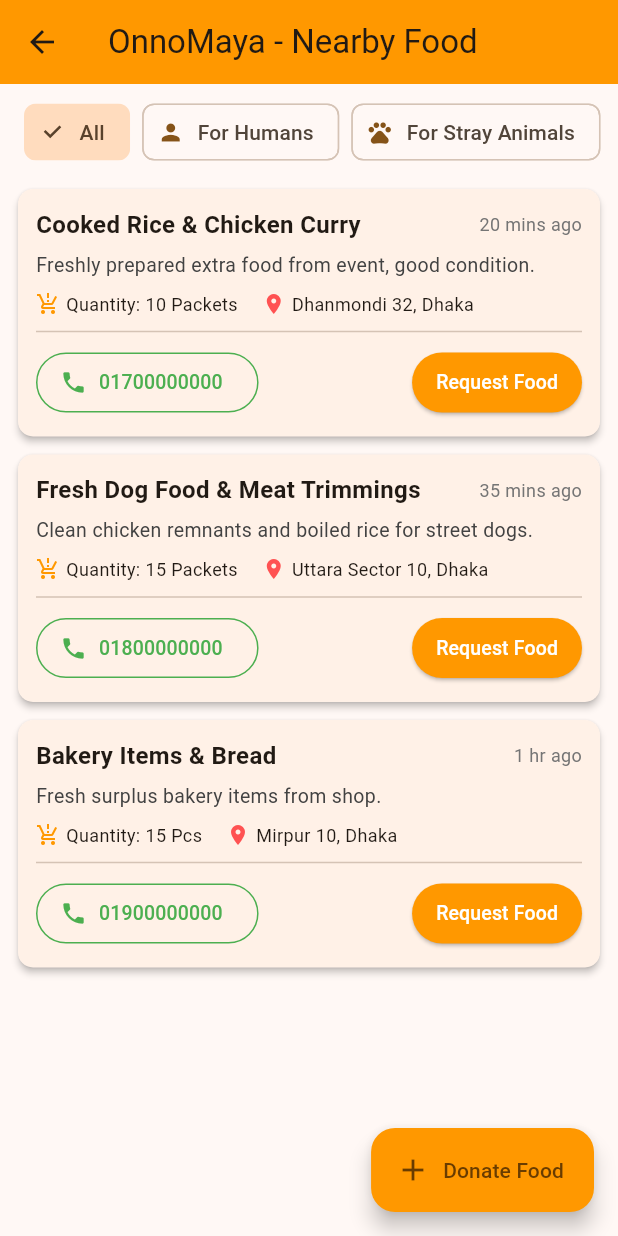
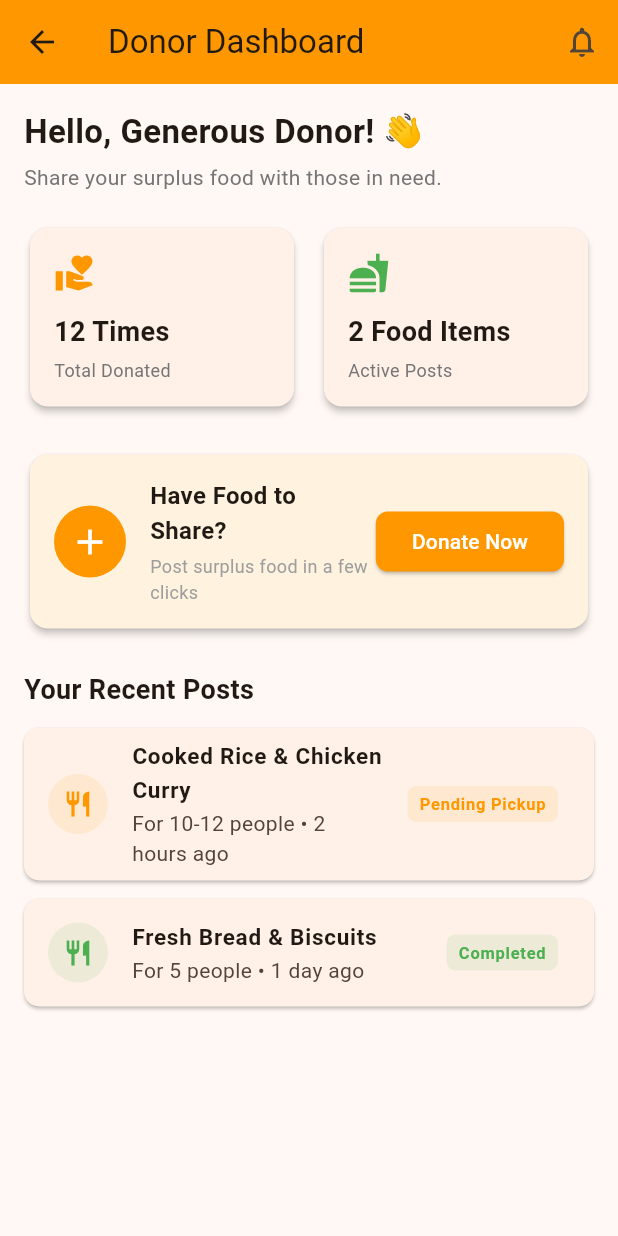
Before and after one commit to codeWithSadman881/OnnoMaya, a Flutter app: the screen it shows after launch, after a tap on "Donor Panel", on a phone screen of 412 x 824 dp. Run offline on Flutter 3.47's test engine with Material 3 defaults, Android fonts, the phone set to English and light mode, and no system bars; our stand-ins replace geolocator.

Commit message:
Completed all 3 role dashboards: Donor, Volunteer, and Admin

```diff
--- /dev/null
+++ b/lib/screens/donor_dashboard_screen.dart
@@ -0,0 +1,232 @@
+import 'package:flutter/material.dart';
+import 'donate_screen.dart';
+
+class DonorDashboardScreen extends StatelessWidget {
+  const DonorDashboardScreen({super.key});
+
+  @override
+  Widget build(BuildContext context) {
+    return Scaffold(
+      appBar: AppBar(
+        title: const Text("Donor Dashboard"),
+        backgroundColor: Colors.orange,
+        actions: [
+          IconButton(
+            icon: const Icon(Icons.notifications_none),
+            onPressed: () {
+              // নোটিফিকেশন ফিউচারে যুক্ত করা হবে
+            },
+          ),
+        ],
+      ),
+      body: SingleChildScrollView(
+        padding: const EdgeInsets.all(16.0),
+        child: Column(
+          crossAxisAlignment: CrossAxisAlignment.start,
+          children: [
+            // ১. ওয়েলকাম হেডার
+            const Text(
+              "Hello, Generous Donor! 👋",
+              style: TextStyle(
+                fontSize: 22,
+                fontWeight: FontWeight.bold,
+              ),
+            ),
+            const SizedBox(height: 4),
+            Text(
+              "Share your surplus food with those in need.",
+              style: TextStyle(color: Colors.grey.shade600, fontSize: 14),
+            ),
+            const SizedBox(height: 20),
+
+            // ২. সামারি কার্ডস (Quick Stats)
+            Row(
+              children: [
+                Expanded(
+                  child: _buildStatCard(
+                    title: "Total Donated",
+                    value: "12 Times",
+                    icon: Icons.volunteer_activism,
+                    color: Colors.orange,
+                  ),
+                ),
+                const SizedBox(width: 12),
+                Expanded(
+                  child: _buildStatCard(
+                    title: "Active Posts",
+                    value: "2 Food Items",
+                    icon: Icons.fastfood,
+                    color: Colors.green,
+                  ),
+                ),
+              ],
+            ),
+            const SizedBox(height: 24),
+
+            // ৩. নতুন ডোনেশন পোস্ট করার অ্যাকশন কার্ড
+            Card(
+              elevation: 2,
+              shape: RoundedRectangleBorder(
+                borderRadius: BorderRadius.circular(12),
+              ),
+              color: Colors.orange.shade50,
+              child: Padding(
+                padding: const EdgeInsets.all(16.0),
+                child: Row(
+                  children: [
+                    const CircleAvatar(
+                      backgroundColor: Colors.orange,
+                      radius: 24,
+                      child: Icon(Icons.add, color: Colors.white, size: 28),
+                    ),
+                    const SizedBox(width: 16),
+                    const Expanded(
+                      child: Column(
+                        crossAxisAlignment: CrossAxisAlignment.start,
+                        children: [
+                          Text(
+                            "Have Food to Share?",
+                            style: TextStyle(
+                              fontSize: 16,
+                              fontWeight: FontWeight.bold,
+                            ),
+                          ),
+                          SizedBox(height: 4),
+                          Text(
+                            "Post surplus food in a few clicks",
+                            style: TextStyle(fontSize: 12, color: Colors.grey),
+                          ),
+                        ],
+                      ),
+                    ),
+                    ElevatedButton(
+                      style: ElevatedButton.styleFrom(
+                        backgroundColor: Colors.orange,
+                        foregroundColor: Colors.white,
+                        shape: RoundedRectangleBorder(
+                          borderRadius: BorderRadius.circular(8),
+                        ),
+                      ),
+                      onPressed: () {
+                        // সরাসরি ডোনেট স্ক্রিনে নিয়ে যাওয়া
+                        Navigator.push(
+                          context,
+                          MaterialPageRoute(
+                            builder: (context) => const DonateScreen(),
+                          ),
+                        );
+                      },
+                      child: const Text("Donate Now"),
+                    ),
+                  ],
+                ),
+              ),
+            ),
+            const SizedBox(height: 24),
+
+            // ৪. মাই ডোনেশন হিস্ট্রি শিরোনাম
+            const Text(
+              "Your Recent Posts",
+              style: TextStyle(
+                fontSize: 18,
+                fontWeight: FontWeight.bold,
+              ),
+            ),
+            const SizedBox(height: 12),
+
+            // ডেমো সাম্প্রতিক পোস্ট
+            _buildRecentDonationItem(
+              title: "Cooked Rice & Chicken Curry",
+              quantity: "For 10-12 people",
+              timeAgo: "2 hours ago",
+              status: "Pending Pickup",
+              statusColor: Colors.orange,
+            ),
+            _buildRecentDonationItem(
+              title: "Fresh Bread & Biscuits",
+              quantity: "For 5 people",
+              timeAgo: "1 day ago",
+              status: "Completed",
+              statusColor: Colors.green,
+            ),
+          ],
+        ),
+      ),
+    );
+  }
+
+  // স্ট্যাটাস বা সামারি কার্ড তৈরি করার উইজেট
+  Widget _buildStatCard({
+    required String title,
+    required String value,
+    required IconData icon,
+    required Color color,
+  }) {
+    return Card(
+      elevation: 2,
+      shape: RoundedRectangleBorder(borderRadius: BorderRadius.circular(12)),
+      child: Padding(
+        padding: const EdgeInsets.all(16.0),
+        child: Column(
+          crossAxisAlignment: CrossAxisAlignment.start,
+          children: [
+            Icon(icon, color: color, size: 28),
+            const SizedBox(height: 12),
+            Text(
+              value,
+              style: const TextStyle(
+                fontSize: 18,
+                fontWeight: FontWeight.bold,
+              ),
+            ),
+            const SizedBox(height: 4),
+            Text(
+              title,
+              style: TextStyle(color: Colors.grey.shade600, fontSize: 12),
+            ),
+          ],
+        ),
+      ),
+    );
+  }
+
+  // সাম্প্রতিক ডোনেশন আইটেমের লিস্ট টাইল উইজেট
+  Widget _buildRecentDonationItem({
+    required String title,
+    required String quantity,
+    required String timeAgo,
+    required String status,
+    required Color statusColor,
+  }) {
+    return Card(
+      margin: const EdgeInsets.only(bottom: 12),
+      shape: RoundedRectangleBorder(borderRadius: BorderRadius.circular(10)),
+      child: ListTile(
+        leading: CircleAvatar(
+          backgroundColor: statusColor.withValues(alpha: 0.1),
+          child: Icon(Icons.restaurant, color: statusColor, size: 20),
+        ),
+        title: Text(
+          title,
+          style: const TextStyle(fontWeight: FontWeight.w600, fontSize: 15),
+        ),
+        subtitle: Text("$quantity • $timeAgo"),
+        trailing: Container(
+          padding: const EdgeInsets.symmetric(horizontal: 8, vertical: 4),
+          decoration: BoxDecoration(
+            color: statusColor.withValues(alpha: 0.1),
+            borderRadius: BorderRadius.circular(6),
+          ),
+          child: Text(
+            status,
+            style: TextStyle(
+              color: statusColor,
+              fontWeight: FontWeight.bold,
+              fontSize: 11,
+            ),
+          ),
+        ),
+      ),
+    );
+  }
+}
--- a/lib/screens/role_selection_screen.dart
+++ b/lib/screens/role_selection_screen.dart
@@ -1,5 +1,7 @@
 import 'package:flutter/material.dart';
-import 'home_screen.dart'; // আপাতত হোম স্ক্রিনে রিডাইরেক্ট করার জন্য
+import 'admin_dashboard_screen.dart'; // এডমিন ড্যাশবোর্ড স্ক্রিন ইম্পোর্ট করা হলো
+import 'donor_dashboard_screen.dart'; // ডোনর ড্যাশবোর্ড স্ক্রিন ইম্পোর্ট করা হলো
+import 'volunteer_dashboard_screen.dart'; // ভলান্টিয়ার ড্যাশবোর্ড স্ক্রিন ইম্পোর্ট করা হলো
 
 class RoleSelectionScreen extends StatelessWidget {
   const RoleSelectionScreen({super.key});
@@ -50,10 +52,9 @@
               icon: Icons.fastfood,
               color: Colors.orange,
               onTap: () {
-                // ডোনর প্যানেল বা হোম স্ক্রিনে নিয়ে যাওয়া
                 Navigator.push(
                   context,
-                  MaterialPageRoute(builder: (context) => const HomeScreen()),
+                  MaterialPageRoute(builder: (context) => const DonorDashboardScreen()),
                 );
               },
             ),
@@ -67,16 +68,15 @@
               icon: Icons.people,
               color: Colors.green,
               onTap: () {
-                // ভলান্টিয়ার বা রিসিভার প্যানেল
                 Navigator.push(
                   context,
-                  MaterialPageRoute(builder: (context) => const HomeScreen()),
+                  MaterialPageRoute(builder: (context) => const VolunteerDashboardScreen()),
                 );
               },
             ),
             const SizedBox(height: 16),
 
-            // ৩. Admin Card / Button
+            // ৩. Admin Card / Button (আপডেট করা হয়েছে)
             _buildRoleCard(
               context,
               title: "Admin Panel",
@@ -84,10 +84,10 @@
               icon: Icons.admin_panel_settings,
               color: Colors.blueAccent,
               onTap: () {
-                // এডমিন প্যানেল
+                // এডমিন ড্যাশবোর্ডে নিয়ে যাওয়া
                 Navigator.push(
                   context,
-                  MaterialPageRoute(builder: (context) => const HomeScreen()),
+                  MaterialPageRoute(builder: (context) => const AdminDashboardScreen()),
                 );
               },
             ),
```
Also changed, not shown: lib/screens/admin_dashboard_screen.dart (added, +217 -0 lines), lib/screens/volunteer_dashboard_screen.dart (added, +211 -0 lines).
